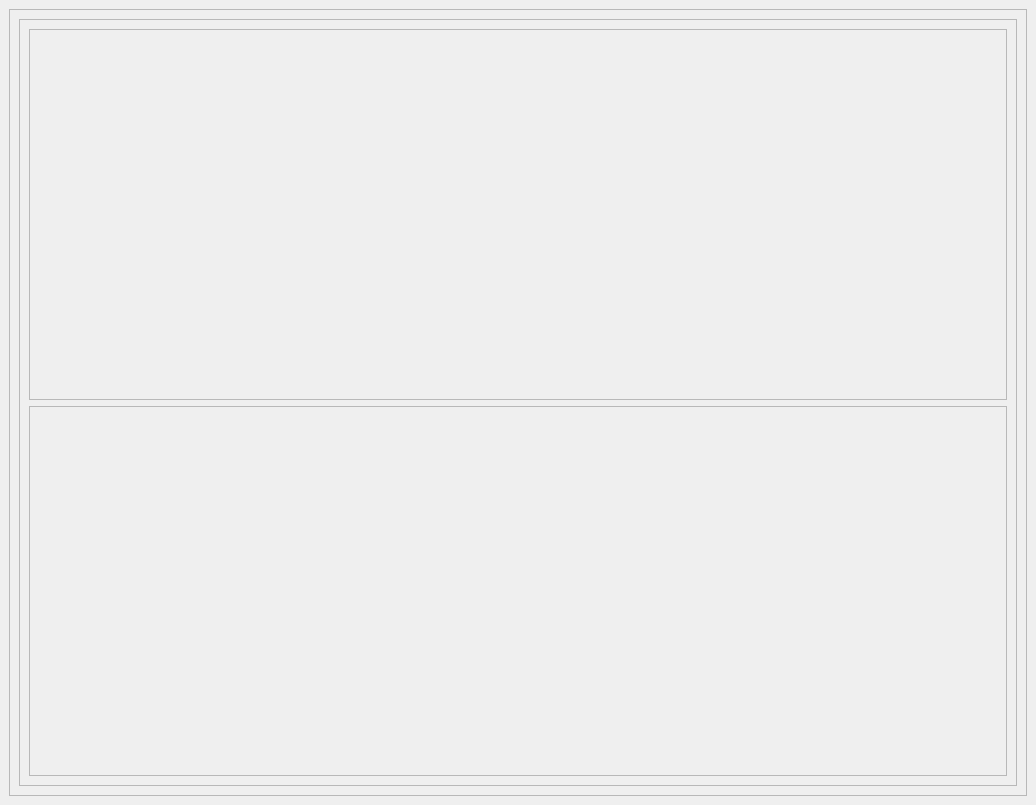
The window that zcilent/main.ui (Hakan-Kocaman/Chess_Game_Computer_Networks) describes before a commit, drawn with Qt 5.
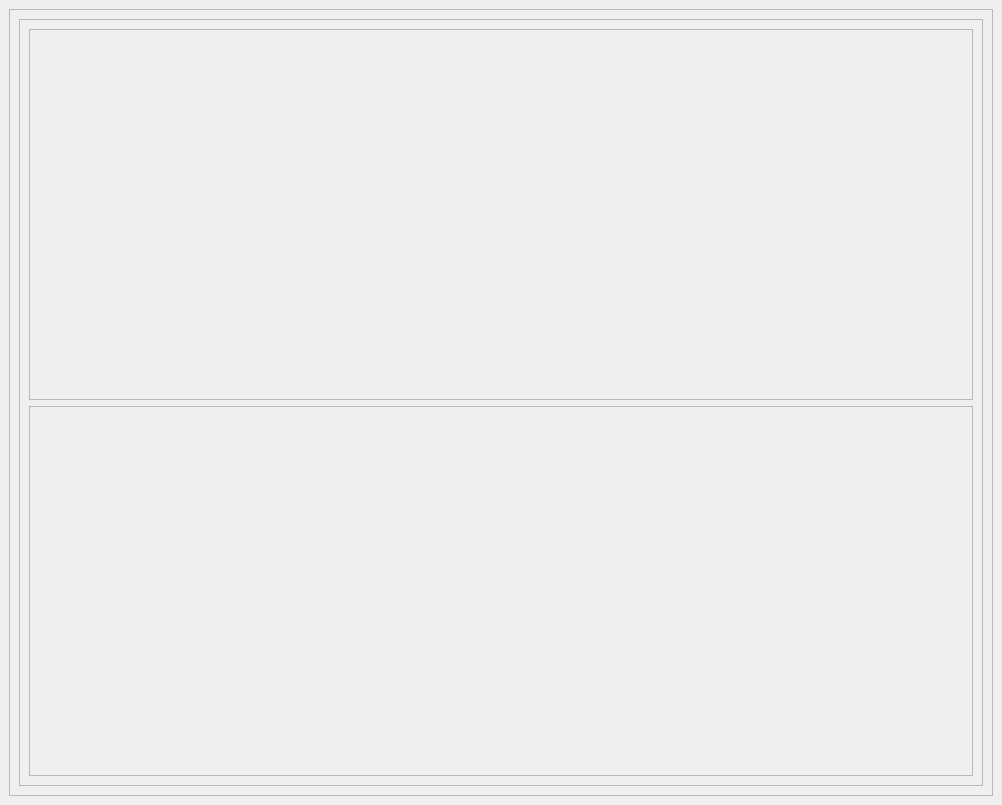
The same window after the commit.

The edit to the form file:
```diff
--- a/zcilent/main.ui
+++ b/zcilent/main.ui
@@ -6,7 +6,7 @@
    <rect>
     <x>0</x>
     <y>0</y>
-    <width>1036</width>
+    <width>1002</width>
     <height>805</height>
    </rect>
   </property>
```
Left out of the diff: 2 changed lines with no effect on the pictures.
